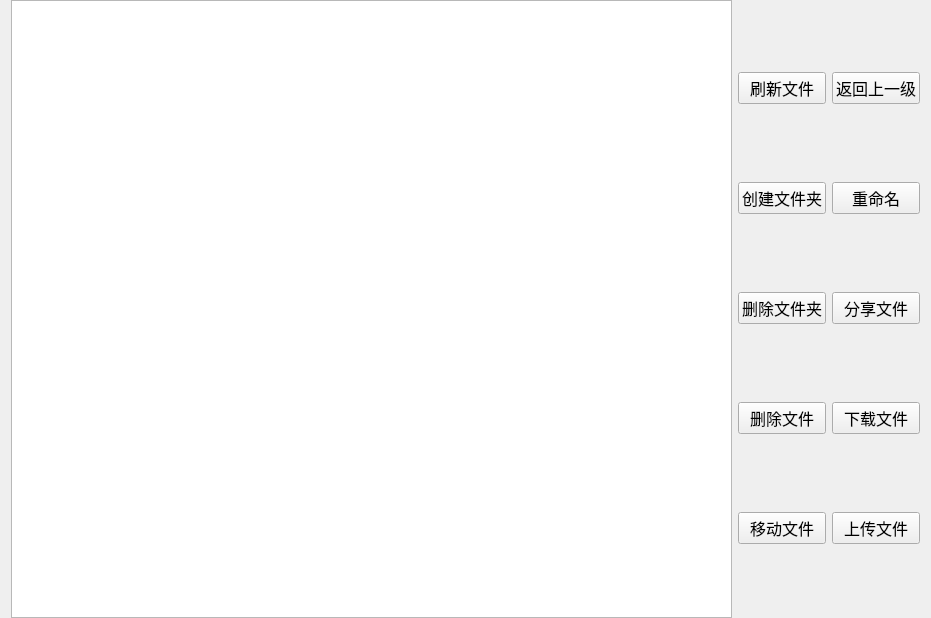
weihong13/NetdiskProject, file NetdiskClient/file.ui: the form before one commit.
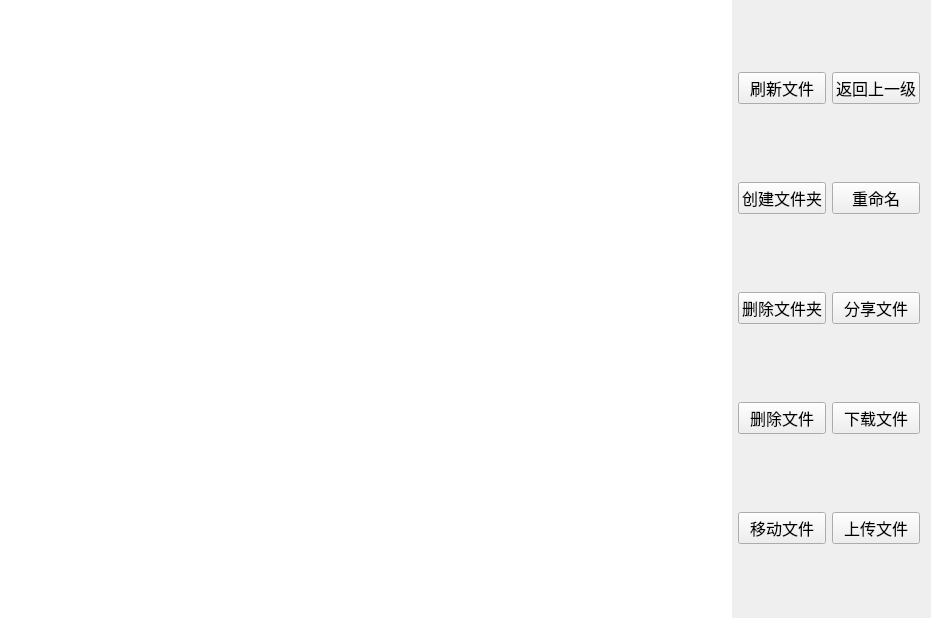
The form after the commit.

Patch:
```diff
--- a/NetdiskClient/file.ui
+++ b/NetdiskClient/file.ui
@@ -14,6 +14,9 @@
    <string>Form</string>
   </property>
   <layout class="QGridLayout" name="gridLayout_2">
+   <property name="leftMargin">
+    <number>0</number>
+   </property>
    <property name="topMargin">
     <number>0</number>
    </property>
@@ -23,7 +26,11 @@
    <item row="0" column="0">
     <layout class="QHBoxLayout" name="horizontalLayout">
      <item>
-      <widget class="QListWidget" name="file_LW"/>
+      <widget class="QListWidget" name="file_LW">
+       <property name="frameShape">
+        <enum>QFrame::NoFrame</enum>
+       </property>
+      </widget>
      </item>
      <item>
       <layout class="QGridLayout" name="gridLayout">
```
